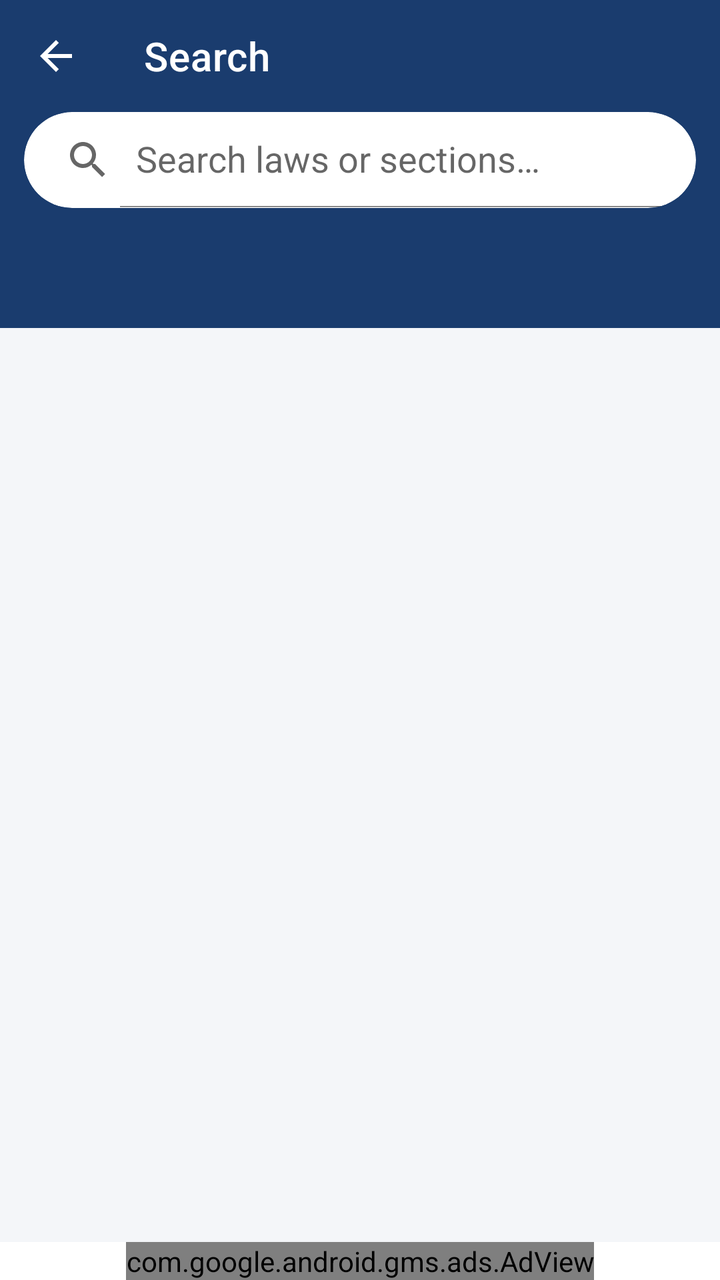
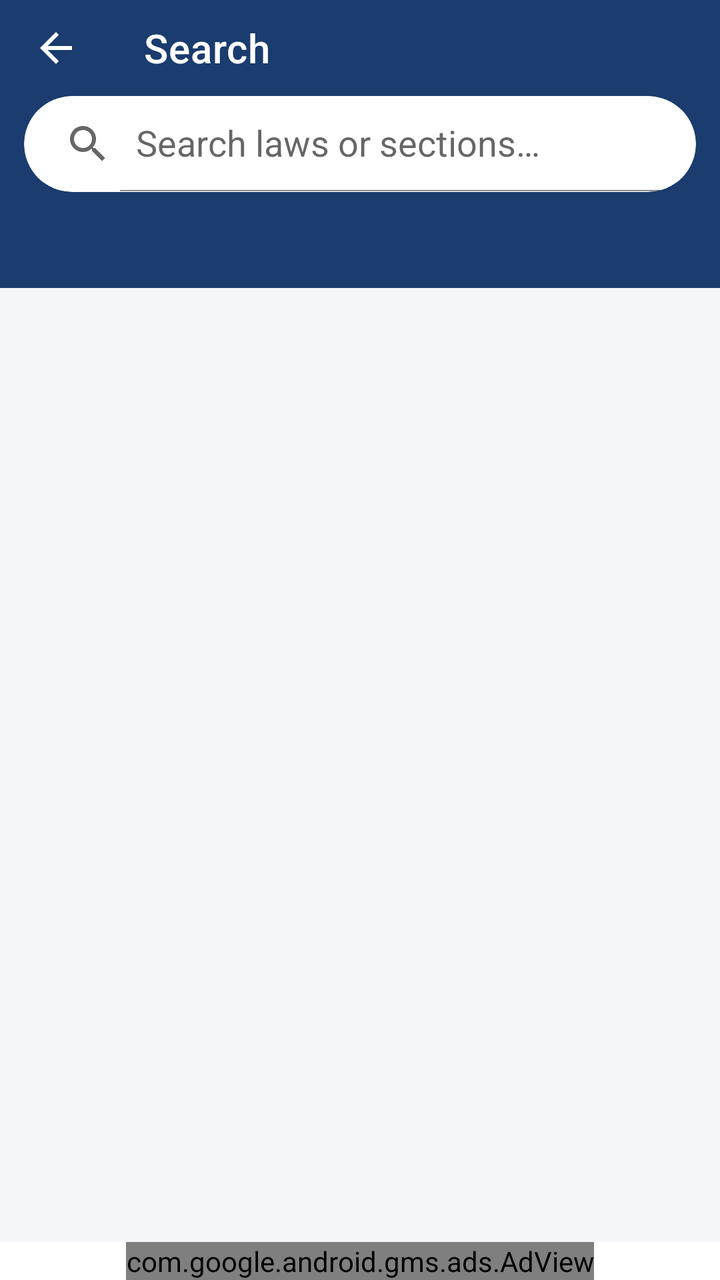

Compare the two renders of this Android layout. The source of the first and the diff that turns it into the second are given below.
<!-- AndroidManifest.xml: application theme Theme.CaLaws -->
<!-- res/layout/activity_search.xml -->
<?xml version="1.0" encoding="utf-8"?>
<LinearLayout xmlns:android="http://schemas.android.com/apk/res/android"
    xmlns:app="http://schemas.android.com/apk/res-auto"
    android:layout_width="match_parent"
    android:layout_height="match_parent"
    android:orientation="vertical"
    android:background="@color/screenBackground">

    <com.google.android.material.appbar.AppBarLayout
        android:layout_width="match_parent"
        android:layout_height="wrap_content"
        android:fitsSystemWindows="true"
        android:background="@color/primary"
        app:elevation="4dp">

        <com.google.android.material.appbar.MaterialToolbar
            android:id="@+id/toolbar"
            android:layout_width="match_parent"
            android:layout_height="?attr/actionBarSize"
            app:navigationIcon="@drawable/ic_arrow_back"
            app:navigationIconTint="@color/white"
            app:title="@string/action_search"
            app:titleTextColor="@color/white" />

        <com.google.android.material.card.MaterialCardView
            android:layout_width="match_parent"
            android:layout_height="wrap_content"
            android:layout_marginHorizontal="12dp"
            android:layout_marginBottom="12dp"
            app:cardCornerRadius="24dp"
            app:cardElevation="0dp"
            app:strokeWidth="0dp">

            <androidx.appcompat.widget.SearchView
                android:id="@+id/searchView"
                android:layout_width="match_parent"
                android:layout_height="wrap_content"
                app:iconifiedByDefault="false"
                app:queryHint="@string/search_hint" />

        </com.google.android.material.card.MaterialCardView>

        <com.google.android.material.tabs.TabLayout
            android:id="@+id/searchModeTabs"
            style="@style/Widget.CaLaws.TabLayout"
            android:layout_width="match_parent"
            android:layout_height="wrap_content"
            app:tabGravity="fill"
            app:tabMode="fixed" />

    </com.google.android.material.appbar.AppBarLayout>

    <androidx.recyclerview.widget.RecyclerView
        android:id="@+id/searchResults"
        android:layout_width="match_parent"
        android:layout_height="0dp"
        android:layout_weight="1"
        android:clipToPadding="false"
        android:paddingTop="8dp"
        android:paddingBottom="8dp" />

    <include layout="@layout/view_banner_ad" />

</LinearLayout>
<!-- res/layout/view_banner_ad.xml (included above) -->
<?xml version="1.0" encoding="utf-8"?>
<FrameLayout xmlns:android="http://schemas.android.com/apk/res/android"
    xmlns:ads="http://schemas.android.com/apk/res-auto"
    android:id="@+id/bannerAdContainer"
    android:layout_width="match_parent"
    android:layout_height="wrap_content"
    android:background="@color/cardBackground">

    <com.google.android.gms.ads.AdView
        android:id="@+id/adView"
        android:layout_width="wrap_content"
        android:layout_height="wrap_content"
        android:layout_gravity="center_horizontal"
        ads:adSize="BANNER"
        ads:adUnitId="@string/banner_ad_unit_id" />

</FrameLayout>
<!-- resources referenced by this layout -->
<resources>
  <color name="cardBackground">#FFFFFF</color>
  <color name="primary">#1A3C6E</color>
  <color name="screenBackground">#F4F6F9</color>
  <color name="white">#FFFFFF</color>
  <!-- drawable ic_arrow_back (drawable) -->
  <?xml version="1.0" encoding="utf-8"?>
  <vector xmlns:android="http://schemas.android.com/apk/res/android"
      android:width="24dp"
      android:height="24dp"
      android:viewportWidth="24"
      android:viewportHeight="24"
      android:tint="?attr/colorControlNormal">
      <path
          android:fillColor="#FF000000"
          android:pathData="M20,11H7.83l5.59,-5.59L12,4l-8,8 8,8 1.41,-1.41L7.83,13H20v-2z" />
  </vector>
  <string name="action_search">Search</string>
  <string name="banner_ad_unit_id" translatable="false">ca-app-pub-8585939903020301/8797504726</string>
  <string name="search_hint">Search laws or sections…</string>
  <style name="Widget.CaLaws.TabLayout" parent="Widget.MaterialComponents.TabLayout">
          <item name="android:background">@color/primary</item>
          <item name="tabIndicatorColor">@color/accent</item>
          <item name="tabIndicatorHeight">3dp</item>
          <item name="tabSelectedTextColor">@color/white</item>
          <item name="tabTextColor">@color/tabUnselected</item>
          <item name="tabTextAppearance">@style/TextAppearance.CaLaws.Tab</item>
          <item name="tabRippleColor">@color/rippleLight</item>
      </style>
  <style name="Theme.CaLaws" parent="Theme.MaterialComponents.DayNight.NoActionBar">
          <item name="colorPrimary">@color/primary</item>
          <item name="colorPrimaryDark">@color/primaryDark</item>
          <item name="colorAccent">@color/accent</item>
          <item name="android:windowBackground">@color/screenBackground</item>
          <item name="android:statusBarColor">@color/primary</item>
      </style>
  <color name="accent">#C8102E</color>
  <color name="tabUnselected">#B3FFFFFF</color>
  <style name="TextAppearance.CaLaws.Tab" parent="TextAppearance.MaterialComponents.Button">
          <item name="textAllCaps">false</item>
          <item name="android:textSize">14sp</item>
      </style>
  <color name="rippleLight">#1F1A3C6E</color>
  <color name="primaryDark">#122A4E</color>
</resources>

<!-- the commit's change to res/layout/activity_search.xml (unified diff, before → after) -->
@@ -16,7 +16,8 @@
         <com.google.android.material.appbar.MaterialToolbar
             android:id="@+id/toolbar"
             android:layout_width="match_parent"
-            android:layout_height="?attr/actionBarSize"
+            android:layout_height="48dp"
+            android:minHeight="48dp"
             app:navigationIcon="@drawable/ic_arrow_back"
             app:navigationIconTint="@color/white"
             app:title="@string/action_search"
@@ -26,7 +27,7 @@
             android:layout_width="match_parent"
             android:layout_height="wrap_content"
             android:layout_marginHorizontal="12dp"
-            android:layout_marginBottom="12dp"
+            android:layout_marginBottom="8dp"
             app:cardCornerRadius="24dp"
             app:cardElevation="0dp"
             app:strokeWidth="0dp">
@@ -44,7 +45,7 @@
             android:id="@+id/searchModeTabs"
             style="@style/Widget.CaLaws.TabLayout"
             android:layout_width="match_parent"
-            android:layout_height="wrap_content"
+            android:layout_height="40dp"
             app:tabGravity="fill"
             app:tabMode="fixed" />
 
@@ -56,8 +57,8 @@
         android:layout_height="0dp"
         android:layout_weight="1"
         android:clipToPadding="false"
-        android:paddingTop="8dp"
-        android:paddingBottom="8dp" />
+        android:paddingTop="4dp"
+        android:paddingBottom="4dp" />
 
     <include layout="@layout/view_banner_ad" />
 
<!-- resource entries referenced after the edit -->
@@ -22,7 +22,9 @@
   <style name="Widget.CaLaws.TabLayout" parent="Widget.MaterialComponents.TabLayout">
           <item name="android:background">@color/primary</item>
           <item name="tabIndicatorColor">@color/accent</item>
-          <item name="tabIndicatorHeight">3dp</item>
+          <item name="tabIndicatorHeight">2dp</item>
+          <item name="tabPaddingTop">0dp</item>
+          <item name="tabPaddingBottom">0dp</item>
           <item name="tabSelectedTextColor">@color/white</item>
           <item name="tabTextColor">@color/tabUnselected</item>
           <item name="tabTextAppearance">@style/TextAppearance.CaLaws.Tab</item>
@@ -39,7 +41,7 @@
   <color name="tabUnselected">#B3FFFFFF</color>
   <style name="TextAppearance.CaLaws.Tab" parent="TextAppearance.MaterialComponents.Button">
           <item name="textAllCaps">false</item>
-          <item name="android:textSize">14sp</item>
+          <item name="android:textSize">13sp</item>
       </style>
   <color name="rippleLight">#1F1A3C6E</color>
   <color name="primaryDark">#122A4E</color>
